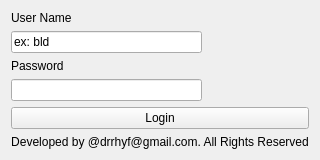
Qt form formlogin.ui (doctarhyf/krypto) before a commit.
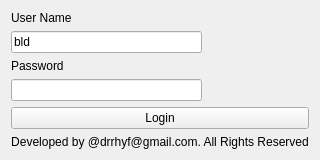
The same form after that commit. Icons and pictures are not drawn.

```diff
--- a/formlogin.ui
+++ b/formlogin.ui
@@ -34,7 +34,7 @@
           </size>
          </property>
          <property name="text">
-          <string>ex: bld</string>
+          <string>bld</string>
          </property>
         </widget>
        </item>
```
